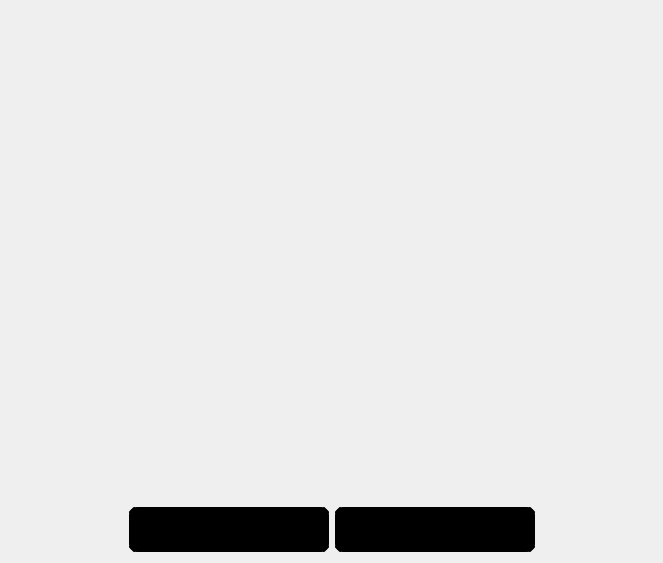
Qt form MinesweeperEdu/freeplaywinscreen.ui (LowbeeNorman/MinesweeperEdu) before a commit.
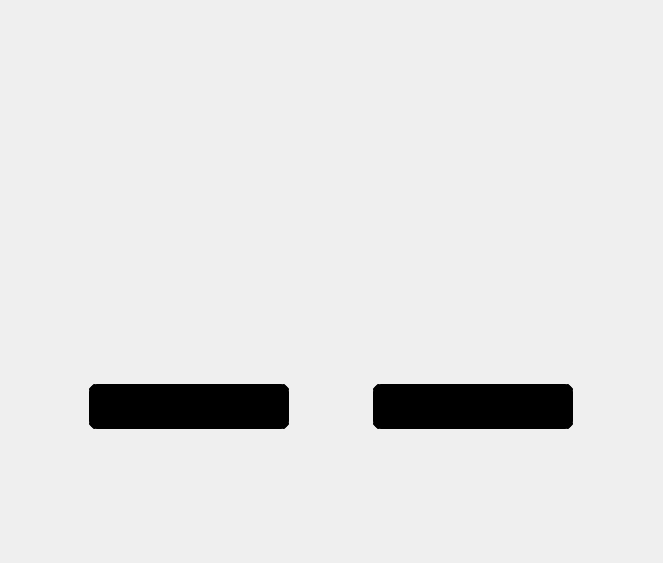
The same form after that commit. Icons and pictures are not drawn.

```diff
--- a/MinesweeperEdu/freeplaywinscreen.ui
+++ b/MinesweeperEdu/freeplaywinscreen.ui
@@ -17,7 +17,32 @@
    <string notr="true">border-image: url(:/images/tv.png);</string>
   </property>
   <layout class="QGridLayout" name="gridLayout">
-   <item row="3" column="1" alignment="Qt::AlignRight">
+   <item row="0" column="0">
+    <widget class="QLabel" name="winLabel">
+     <property name="minimumSize">
+      <size>
+       <width>150</width>
+       <height>125</height>
+      </size>
+     </property>
+     <property name="maximumSize">
+      <size>
+       <width>150</width>
+       <height>125</height>
+      </size>
+     </property>
+     <property name="styleSheet">
+      <string notr="true">border-image: url(:/images/youWin.png);</string>
+     </property>
+     <property name="text">
+      <string/>
+     </property>
+     <property name="alignment">
+      <set>Qt::AlignCenter</set>
+     </property>
+    </widget>
+   </item>
+   <item row="1" column="0">
     <widget class="QPushButton" name="menuButton">
      <property name="minimumSize">
       <size>
@@ -54,32 +79,7 @@
      </property>
     </widget>
    </item>
-   <item row="2" column="1" alignment="Qt::AlignHCenter|Qt::AlignVCenter">
-    <widget class="QLabel" name="winLabel">
-     <property name="minimumSize">
-      <size>
-       <width>150</width>
-       <height>125</height>
-      </size>
-     </property>
-     <property name="maximumSize">
-      <size>
-       <width>150</width>
-       <height>125</height>
-      </size>
-     </property>
-     <property name="styleSheet">
-      <string notr="true">border-image: url(:/images/youWin.png);</string>
-     </property>
-     <property name="text">
-      <string/>
-     </property>
-     <property name="alignment">
-      <set>Qt::AlignCenter</set>
-     </property>
-    </widget>
-   </item>
-   <item row="3" column="2" alignment="Qt::AlignLeft">
+   <item row="1" column="1">
     <widget class="QPushButton" name="nextLevelButton">
      <property name="minimumSize">
       <size>
```
